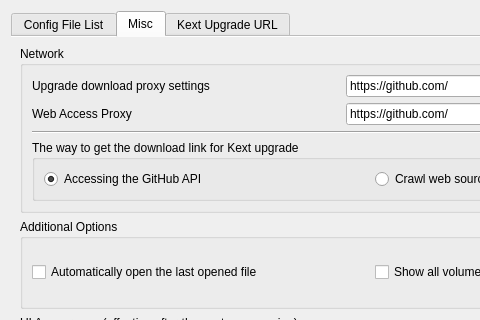
Qt form dlgdatabase.ui (ic005k/OCAuxiliaryTools) before a commit; both pictures show x 0 to 480 and y 0 to 320 of the 743 by 463 pixel window.
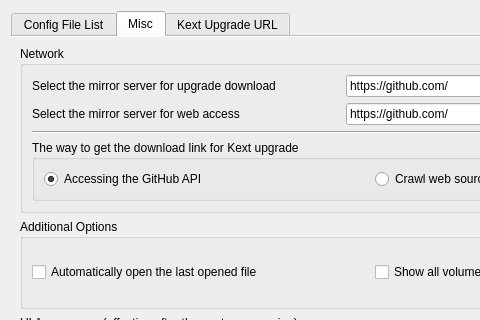
The same form after that commit. Icons and pictures are not drawn.

The edit to the form file:
```diff
--- a/dlgdatabase.ui
+++ b/dlgdatabase.ui
@@ -134,14 +134,14 @@
           <item row="0" column="0">
            <widget class="QLabel" name="label_2">
             <property name="text">
-             <string>Upgrade download proxy settings</string>
+             <string>Select the mirror server for upgrade download</string>
             </property>
            </widget>
           </item>
           <item row="1" column="0">
            <widget class="QLabel" name="label_3">
             <property name="text">
-             <string>Web Access Proxy</string>
+             <string>Select the mirror server for web access</string>
             </property>
            </widget>
           </item>
```
